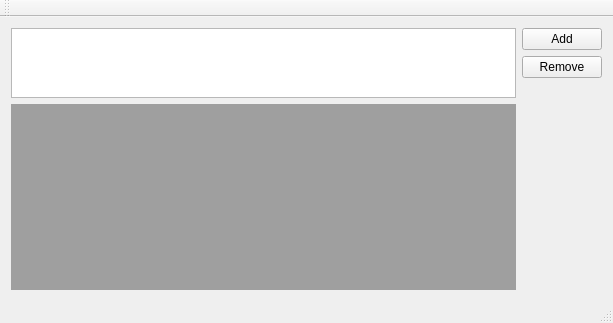
davidtvs/calibration, file calibration_gui/calibration_gui/ui/mainwindow.ui: the form before one commit.
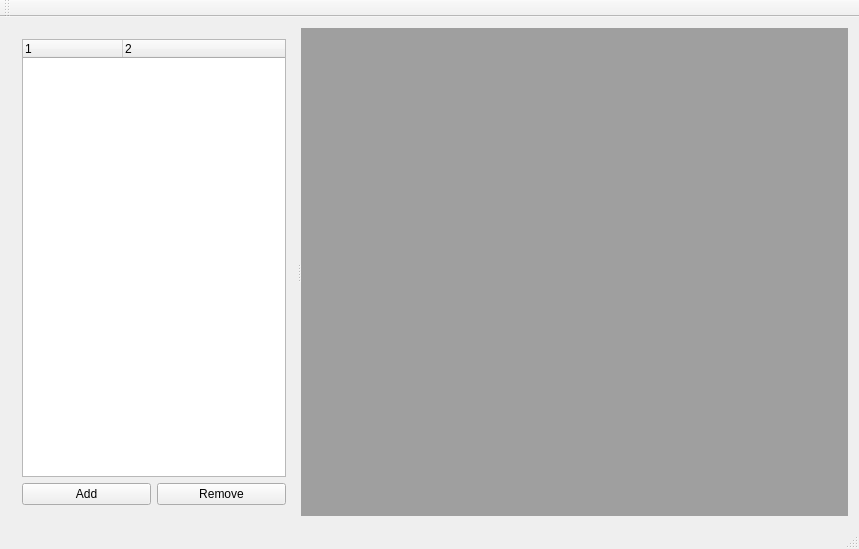
The form after the commit.

```diff
--- a/calibration_gui/calibration_gui/ui/mainwindow.ui
+++ b/calibration_gui/calibration_gui/ui/mainwindow.ui
@@ -6,50 +6,23 @@
    <rect>
     <x>0</x>
     <y>0</y>
-    <width>613</width>
-    <height>323</height>
+    <width>859</width>
+    <height>549</height>
    </rect>
   </property>
   <property name="windowTitle">
    <string>MainWindow</string>
   </property>
   <widget class="QWidget" name="centralWidget">
-   <layout class="QGridLayout" name="gridLayout">
-    <item row="1" column="0">
-     <widget class="QMdiArea" name="mdiArea"/>
-    </item>
-    <item row="0" column="1">
-     <layout class="QVBoxLayout" name="verticalLayout">
-      <item>
-       <widget class="QPushButton" name="bt_add">
-        <property name="text">
-         <string>Add</string>
-        </property>
-       </widget>
-      </item>
-      <item>
-       <widget class="QPushButton" name="bt_remove">
-        <property name="text">
-         <string>Remove</string>
-        </property>
-       </widget>
-      </item>
-      <item>
-       <spacer name="verticalSpacer">
-        <property name="orientation">
-         <enum>Qt::Vertical</enum>
-        </property>
-        <property name="sizeHint" stdset="0">
-         <size>
-          <width>20</width>
-          <height>40</height>
-         </size>
-        </property>
-       </spacer>
-      </item>
-     </layout>
-    </item>
+   <layout class="QGridLayout" name="gridLayout_2">
     <item row="0" column="0">
+     <widget class="QSplitter" name="splitter">
+      <property name="orientation">
+       <enum>Qt::Horizontal</enum>
+      </property>
+      <widget class="QWidget" name="layoutWidget">
+       <layout class="QGridLayout" name="gridLayout">
+        <item row="0" column="0" colspan="2">
      <widget class="QTreeWidget" name="treeWidget">
       <property name="frameShadow">
        <enum>QFrame::Sunken</enum>
@@ -73,7 +46,7 @@
        <number>2</number>
       </property>
       <attribute name="headerVisible">
-       <bool>false</bool>
+           <bool>true</bool>
       </attribute>
       <column>
        <property name="text">
@@ -87,6 +60,25 @@
       </column>
      </widget>
     </item>
+        <item row="1" column="0">
+         <widget class="QPushButton" name="bt_add">
+          <property name="text">
+           <string>Add</string>
+          </property>
+         </widget>
+        </item>
+        <item row="1" column="1">
+         <widget class="QPushButton" name="bt_remove">
+          <property name="text">
+           <string>Remove</string>
+          </property>
+         </widget>
+        </item>
+       </layout>
+      </widget>
+      <widget class="QMdiArea" name="mdiArea"/>
+     </widget>
+    </item>
    </layout>
   </widget>
   <widget class="QMenuBar" name="menuBar">
```
Left out of the diff: 2 changed lines with no effect on the pictures. Lines whose indentation alone changed are shown as unchanged.
